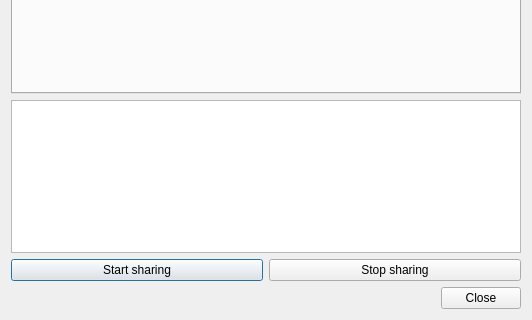
Old version of the form qweborf/main.ui in the repository ltworf/weborf; both pictures show x 0 to 532 and y 232 to 552 of the 532 by 552 pixel window.
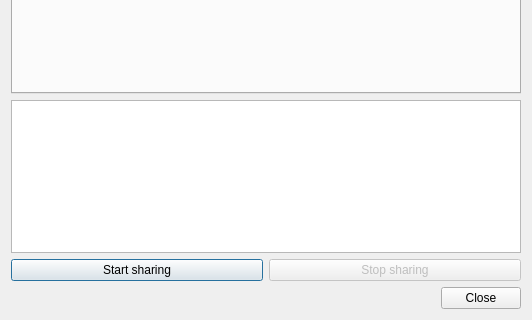
New version of the form.

Commit message: - Tests if weborf exists - Refuses to start if weborf doesn't exist - Enable and disable buttons accordingly

Diff of the .ui file:
```diff
--- a/qweborf/main.ui
+++ b/qweborf/main.ui
@@ -264,6 +264,9 @@
      </item>
      <item>
       <widget class="QPushButton" name="cmdStop">
+       <property name="enabled">
+        <bool>false</bool>
+       </property>
        <property name="toolTip">
         <string>Stop sharing the directory</string>
        </property>
```
The commit also changes 2 other files.
